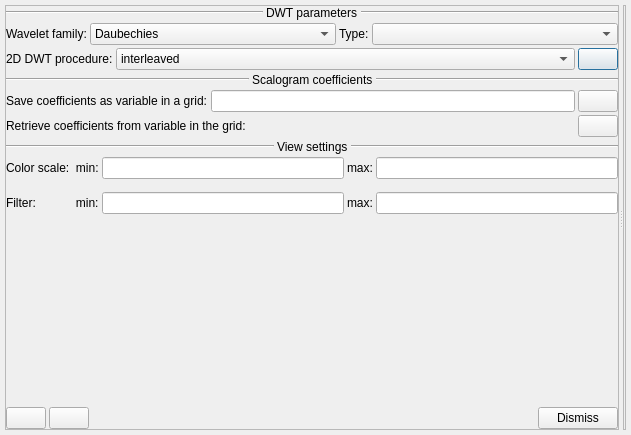
Before: the Qt Designer form imagejockey/wavelet/wavelettransformdialog.ui in PauloCarvalhoRJ/gammaray, drawn with Qt 5.
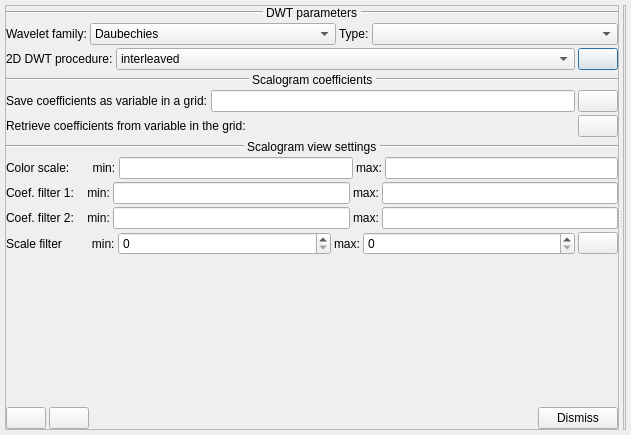
After: the same form once the commit is applied. Icons and pictures are not drawn.

Commit message: Wavelet: Completed scalogram 3D rendering and enhancements to GUI in WaveletTransformDialog.

Diff of the .ui file:
```diff
--- a/imagejockey/wavelet/wavelettransformdialog.ui
+++ b/imagejockey/wavelet/wavelettransformdialog.ui
@@ -357,7 +357,7 @@
             </sizepolicy>
            </property>
            <property name="text">
-            <string>View settings</string>
+            <string>Scalogram view settings</string>
            </property>
           </widget>
          </item>
@@ -384,7 +384,7 @@
          <item>
           <widget class="QLabel" name="label_9">
            <property name="text">
-            <string>Color scale:  min:</string>
+            <string>Color scale:       min:</string>
            </property>
           </widget>
          </item>
@@ -406,12 +406,12 @@
        <item>
         <layout class="QHBoxLayout" name="horizontalLayout_11">
          <property name="topMargin">
-          <number>10</number>
+          <number>0</number>
          </property>
          <item>
           <widget class="QLabel" name="label_11">
            <property name="text">
-            <string>Filter:            min:</string>
+            <string>Coef. filter 1:    min:</string>
            </property>
           </widget>
          </item>
@@ -430,6 +430,100 @@
          </item>
         </layout>
        </item>
+       <item>
+        <layout class="QHBoxLayout" name="horizontalLayout_12">
+         <property name="topMargin">
+          <number>0</number>
+         </property>
+         <item>
+          <widget class="QLabel" name="label_13">
+           <property name="text">
+            <string>Coef. filter 2:    min:</string>
+           </property>
+          </widget>
+         </item>
+         <item>
+          <widget class="QLineEdit" name="txtThresholdMin2"/>
+         </item>
+         <item>
+          <widget class="QLabel" name="label_14">
+           <property name="text">
+            <string>max:</string>
+           </property>
+          </widget>
+         </item>
+         <item>
+          <widget class="QLineEdit" name="txtThresholdMax2"/>
+         </item>
+        </layout>
+       </item>
+       <item>
+        <layout class="QHBoxLayout" name="horizontalLayout_13">
+         <property name="topMargin">
+          <number>0</number>
+         </property>
+         <item>
+          <widget class="QLabel" name="label_15">
+           <property name="sizePolicy">
+            <sizepolicy hsizetype="Minimum" vsizetype="Preferred">
+             <horstretch>0</horstretch>
+             <verstretch>0</verstretch>
+            </sizepolicy>
+           </property>
+           <property name="text">
+            <string>Scale filter         min:</string>
+           </property>
+          </widget>
+         </item>
+         <item>
+          <widget class="QSpinBox" name="spinLevelMin">
+           <property name="sizePolicy">
+            <sizepolicy hsizetype="Expanding" vsizetype="Fixed">
+             <horstretch>0</horstretch>
+             <verstretch>0</verstretch>
+            </sizepolicy>
+           </property>
+          </widget>
+         </item>
+         <item>
+          <widget class="QLabel" name="label_16">
+           <property name="sizePolicy">
+            <sizepolicy hsizetype="Minimum" vsizetype="Preferred">
+             <horstretch>0</horstretch>
+             <verstretch>0</verstretch>
+            </sizepolicy>
+           </property>
+           <property name="text">
+            <string>max:</string>
+           </property>
+          </widget>
+         </item>
+         <item>
+          <widget class="QSpinBox" name="spinLevelMax">
+           <property name="sizePolicy">
+            <sizepolicy hsizetype="Expanding" vsizetype="Fixed">
+             <horstretch>0</horstretch>
+             <verstretch>0</verstretch>
+            </sizepolicy>
+           </property>
+          </widget>
+         </item>
+         <item>
+          <widget class="QPushButton" name="btnUpdateView">
+           <property name="toolTip">
+            <string>Upade scalograms view.</string>
+           </property>
+           <property name="text">
+            <string/>
+           </property>
+           <property name="icon">
+            <iconset resource="../ijresources.qrc">
+             <normaloff>:/ijicons32/ijupdate32</normaloff>:/ijicons32/ijupdate32</iconset>
+           </property>
+          </widget>
+         </item>
+        </layout>
+       </item>
        <item>
         <spacer name="verticalSpacer">
          <property name="orientation">
```
Left out of the diff: 33 changed lines with no effect on the pictures. The commit also changes 1 other file.
